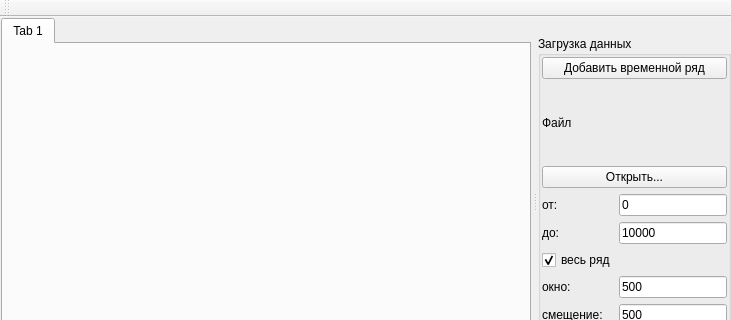
zOrg1331/qznonstat, file src/mainwindow.ui: the form before one commit; both pictures show x 0 to 731 and y 0 to 320 of the 731 by 608 pixel window.
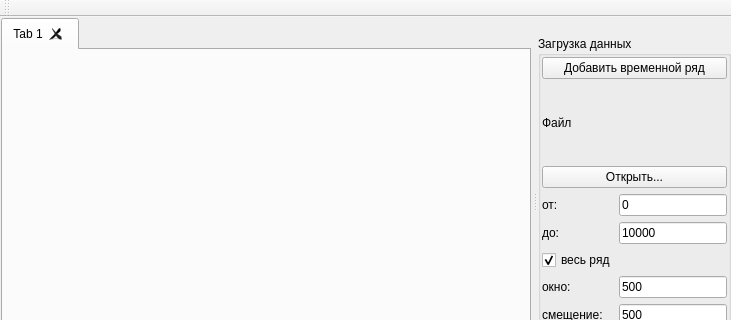
The form after the commit.

The edit to the form file:
```diff
--- a/src/mainwindow.ui
+++ b/src/mainwindow.ui
@@ -23,6 +23,9 @@
       <property name="currentIndex">
        <number>0</number>
       </property>
+      <property name="tabsClosable">
+       <bool>true</bool>
+      </property>
       <widget class="QWidget" name="ts1Tab">
        <attribute name="title">
         <string>Tab 1</string>
```
